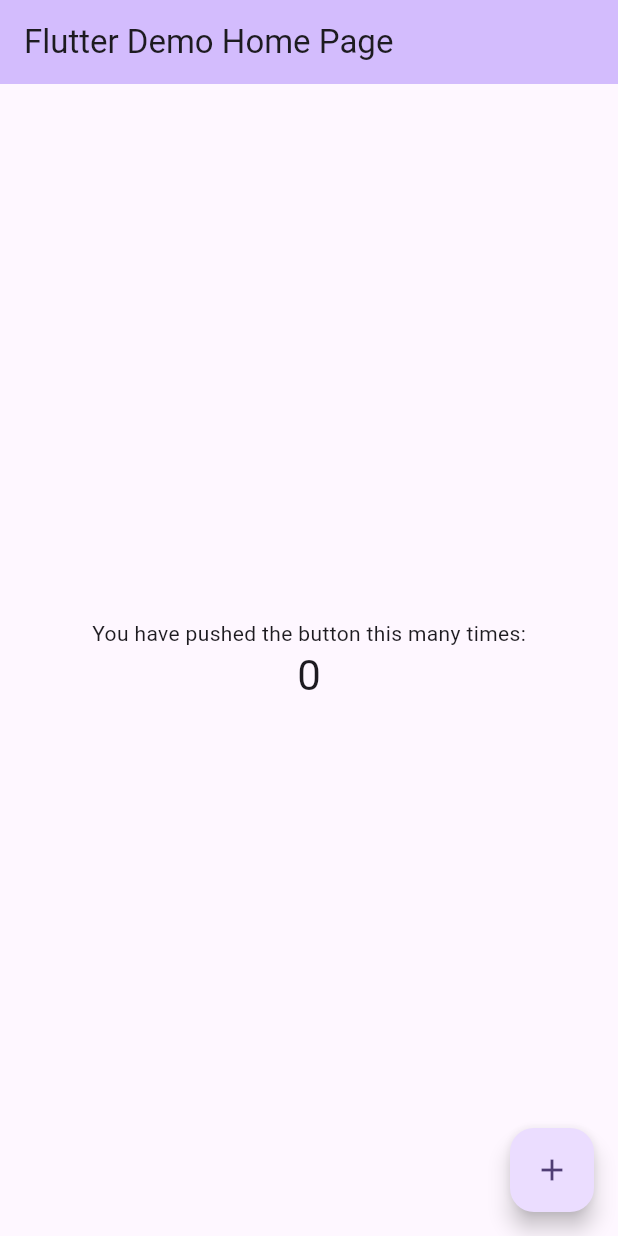
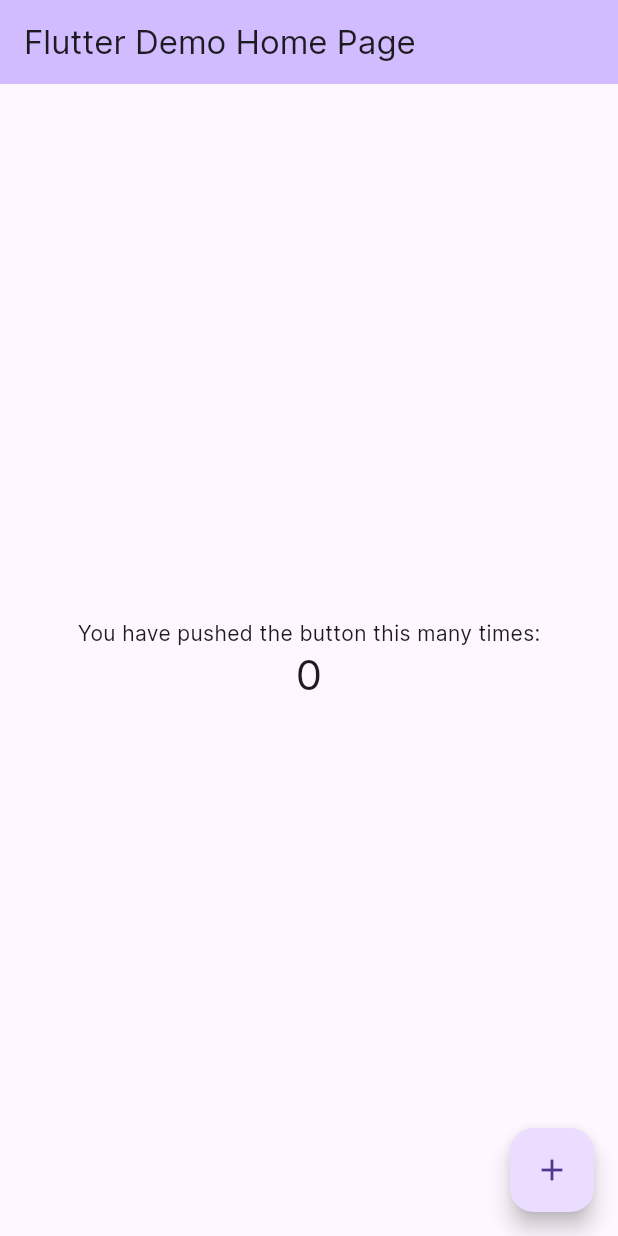
Before and after one commit to thel3onardo/stylish-shopping-app, a Flutter app: the screen it shows after launch, on a phone screen of 412 x 824 dp. Run offline on Flutter 3.47's test engine with Material 2 defaults, Android fonts, the phone set to English and light mode, and no system bars.

Commit message:
chore: define design system's colors and font family

```diff
--- /dev/null
+++ b/assets/i18n/pt.json
@@ -0,0 +1,3 @@
+{
+    "what": "O que"
+}
--- /dev/null
+++ b/lib/config/themes/dark_theme.dart
@@ -0,0 +1,8 @@
+import 'package:flutter/material.dart';
+
+final ThemeData darkTheme = ThemeData(
+    primaryColor: const Color(0xff9775FA),
+    primaryColorDark: const Color(0xff1D1E20),
+    primaryColorLight: const Color(0xffF5F6FA),
+    useMaterial3: true,
+    fontFamily: "Inter");
--- a/lib/main.dart
+++ b/lib/main.dart
@@ -1,4 +1,5 @@
 import 'package:flutter/material.dart';
+import 'package:stylish_app/config/themes/dark_theme.dart';
 
 void main() {
   runApp(const MyApp());
@@ -12,25 +13,7 @@ class MyApp extends StatelessWidget {
   Widget build(BuildContext context) {
     return MaterialApp(
       title: 'Flutter Demo',
-      theme: ThemeData(
-        // This is the theme of your application.
-        //
-        // TRY THIS: Try running your application with "flutter run". You'll see
-        // the application has a blue toolbar. Then, without quitting the app,
-        // try changing the seedColor in the colorScheme below to Colors.green
-        // and then invoke "hot reload" (save your changes or press the "hot
-        // reload" button in a Flutter-supported IDE, or press "r" if you used
-        // the command line to start the app).
-        //
-        // Notice that the counter didn't reset back to zero; the application
-        // state is not lost during the reload. To reset the state, use hot
-        // restart instead.
-        //
-        // This works for code too, not just values: Most code changes can be
-        // tested with just a hot reload.
-        colorScheme: ColorScheme.fromSeed(seedColor: Colors.deepPurple),
-        useMaterial3: true,
-      ),
+      theme: darkTheme,
       home: const MyHomePage(title: 'Flutter Demo Home Page'),
     );
   }
```
Also changed, not shown: pubspec.yaml (+14 -4 lines), assets/fonts/Inter-Bold.ttf (added), assets/fonts/Inter-Medium.ttf (added), assets/fonts/Inter-Regular.ttf (added), assets/fonts/Inter-SemiBold.ttf (added).
